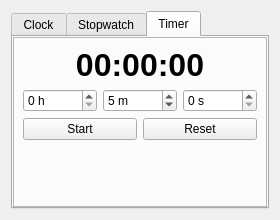
Old version of the form krita_time_manager/krita_time_manager.ui in the repository justsadsmile/krita_time_manager.
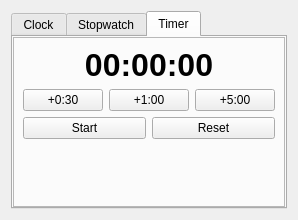
New version of the form. The open tabs and pages were chosen to show the change.

Commit message: feat(timer): quick-add buttons and in-place digit editing

What changed in the file:
```diff
--- a/krita_time_manager/krita_time_manager.ui
+++ b/krita_time_manager/krita_time_manager.ui
@@ -164,35 +164,23 @@
        <item>
         <layout class="QHBoxLayout" name="timerInputLayout">
          <item>
-          <widget class="QSpinBox" name="timerHoursSpin">
-           <property name="suffix">
-            <string> h</string>
+          <widget class="QPushButton" name="timerPlus30Button">
+           <property name="text">
+            <string>+0:30</string>
            </property>
-           <property name="maximum">
-            <number>99</number>
-           </property>
           </widget>
          </item>
          <item>
-          <widget class="QSpinBox" name="timerMinutesSpin">
-           <property name="suffix">
-            <string> m</string>
+          <widget class="QPushButton" name="timerPlus60Button">
+           <property name="text">
+            <string>+1:00</string>
            </property>
-           <property name="maximum">
-            <number>59</number>
-           </property>
-           <property name="value">
-            <number>5</number>
-           </property>
           </widget>
          </item>
          <item>
-          <widget class="QSpinBox" name="timerSecondsSpin">
-           <property name="suffix">
-            <string> s</string>
-           </property>
-           <property name="maximum">
-            <number>59</number>
+          <widget class="QPushButton" name="timerPlus300Button">
+           <property name="text">
+            <string>+5:00</string>
            </property>
           </widget>
          </item>
```
Left out of the diff: 2 changed lines with no effect on the pictures. The commit also changes 1 other file.
